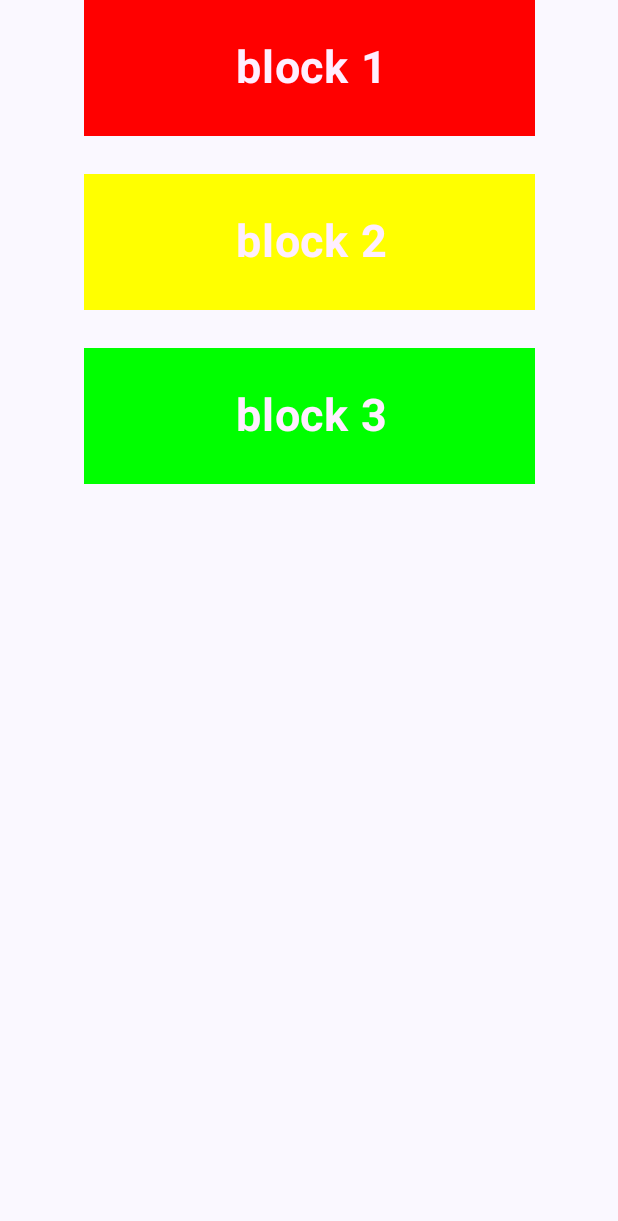
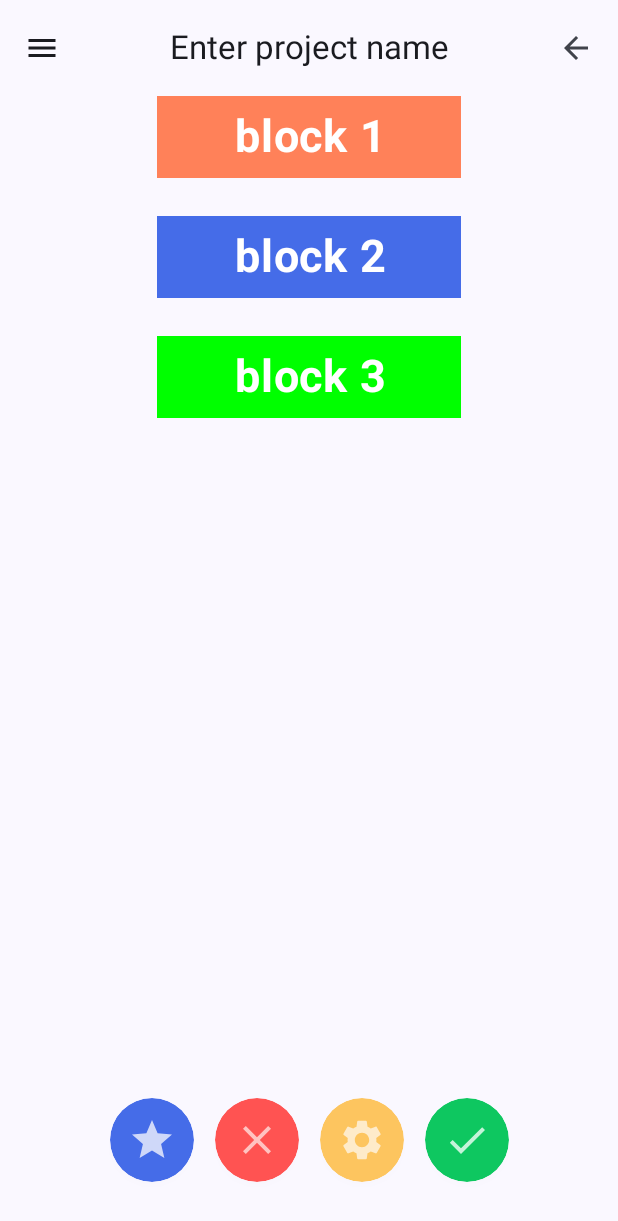
Before and after one commit to Maksimcode/Android-7-Module-HITs, an Android app built with Jetpack Compose: the MainActivity screen opened directly, with no data from a screen before it, on a phone screen of 412 x 824 dp. Shown: the top 1221 px of the screen. Run offline under Robolectric (Android 15) with nearby library versions, the phone set to English and light mode, and no system bars.

Commit message:
UI features in MainActivity screen + add colors

```diff
--- a/app/src/main/java/com/example/android_7_module_hits/LibraryActivity.kt
+++ b/app/src/main/java/com/example/android_7_module_hits/LibraryActivity.kt
@@ -50,6 +50,7 @@ class LibraryActivity : ComponentActivity(){
         }
     }
 }
+
 
 @Composable
 fun MainContent(){
@@ -141,8 +142,8 @@ fun ProjectBlock(
     modifier: Modifier = Modifier,
     gradientBrush: Brush = Brush.linearGradient(
         colors = listOf(lightblue, deepblue),
-        start = Offset(0f, 0f),            // Начало градиента.
-        end = Offset(300f, 600f)            // Конец градиента. Подберите по размеру компонента.
+        start = Offset(0f, 0f),
+        end = Offset(300f, 600f)
     ),
     contentColor: Color = Color.White,
 //    onClick: () -> Unit = {}
--- a/app/src/main/java/com/example/android_7_module_hits/MainActivity.kt
+++ b/app/src/main/java/com/example/android_7_module_hits/MainActivity.kt
@@ -7,8 +7,6 @@ import androidx.compose.foundation.layout.fillMaxSize
 import androidx.compose.foundation.background
 import androidx.compose.foundation.gestures.detectDragGestures
 import androidx.compose.foundation.layout.*
-import androidx.compose.material3.MaterialTheme
-import androidx.compose.material3.Surface
 import androidx.compose.material3.Text
 import androidx.compose.runtime.Composable
 import androidx.compose.runtime.*
@@ -23,22 +21,83 @@ import androidx.compose.ui.unit.dp
 import androidx.compose.ui.unit.sp
 import kotlin.math.roundToInt
 import com.example.android_7_module_hits.ui.theme.Android7ModuleHITsTheme
+import com.example.android_7_module_hits.ui.theme.MathColor
+import com.example.android_7_module_hits.ui.theme.VariablesColor
+import androidx.compose.ui.draw.shadow
+import androidx.compose.foundation.clickable
+import androidx.compose.foundation.shape.RoundedCornerShape
+import androidx.compose.material3.Icon
+import androidx.compose.ui.graphics.vector.ImageVector
+import com.example.android_7_module_hits.ui.theme.FolderButtonMain
+import com.example.android_7_module_hits.ui.theme.RunButtonMain
+import com.example.android_7_module_hits.ui.theme.SettingsButtonMain
+import com.example.android_7_module_hits.ui.theme.StopButtonMain
+import androidx.compose.material.icons.Icons
+import androidx.compose.material.icons.filled.ArrowBack
+import androidx.compose.material.icons.filled.Close
+import androidx.compose.material.icons.filled.Settings
+import androidx.compose.material.icons.filled.Check
+import androidx.compose.material.icons.filled.Menu
+import androidx.compose.material.icons.filled.Star
+import androidx.compose.material3.CenterAlignedTopAppBar
+import androidx.compose.material3.ExperimentalMaterial3Api
+import androidx.compose.material3.IconButton
+import androidx.compose.material3.Scaffold
+import com.example.android_7_module_hits.ui.theme.FolderButtonSub
+import com.example.android_7_module_hits.ui.theme.RunButtonSub
+import com.example.android_7_module_hits.ui.theme.SettingsButtonSub
+import com.example.android_7_module_hits.ui.theme.StopButtonSub
 
 class MainActivity : ComponentActivity() {
     override fun onCreate(savedInstanceState: Bundle?) {
         super.onCreate(savedInstanceState)
         setContent {
-            Android7ModuleHITsTheme  {
-                Surface(
-                    modifier = Modifier.fillMaxSize(),
-                    color = MaterialTheme.colorScheme.background
-                ) {
-                    Blocks()
-                }
+            Android7ModuleHITsTheme {
+                MainScreen()
             }
         }
     }
 }
+
+
+@OptIn(ExperimentalMaterial3Api::class)
+@Composable
+fun MainScreen() {
+    Scaffold(
+        topBar = {
+            CenterAlignedTopAppBar(
+                title = { Text(text = "Enter project name") },
+                navigationIcon = {
+                    IconButton(onClick = { /* логика открытия меню */ }) {
+                        Icon(
+                            imageVector = Icons.Filled.Menu,
+                            contentDescription = "Меню"
+                        )
+                    }
+                },
+                actions = {
+                    IconButton(onClick = { /* логика кнопки назад */}) {
+                        Icon(
+                            imageVector = Icons.Filled.ArrowBack,
+                            contentDescription = "Назад"
+                        )
+                    }
+                }
+            )
+        },
+        content = { innerPadding ->
+            Box(
+                modifier = Modifier
+                    .fillMaxSize()
+                    .padding(innerPadding)
+            ) {
+                Blocks()
+            }
+        },
+        bottomBar = { BottomCircleButtons() }
+    )
+}
+
 
 @Composable
 fun Blocks() {
@@ -48,8 +107,8 @@ fun Blocks() {
         verticalArrangement = Arrangement.spacedBy(25.dp),
         horizontalAlignment = Alignment.CenterHorizontally
     ) {
-        DraggableBox("bloсk 1", Color.Red)
-        DraggableBox("bloсk 2", Color.Yellow)
+        DraggableBox("bloсk 1", VariablesColor)
+        DraggableBox("bloсk 2", MathColor)
         DraggableBox("bloсk 3", Color.Green)
     }
 }
@@ -76,14 +135,14 @@ fun DraggableBox(caption: String, bgColor: Color) {
                 }
             }
             .background(color = bgColor)
-            .padding(25.dp)
-            .size(250.dp, 40.dp)
+            .padding(1.dp)
+            .size(200.dp, 52.dp)
     ) {
         Text (
             modifier = Modifier.align(Alignment.Center),
             text = caption,
             fontSize = 30.sp,
-            color = Color(0xFFFFEEFF),
+            color = Color.White,
             textAlign = TextAlign.Right,
             fontWeight = FontWeight.Bold
         )
@@ -95,6 +154,72 @@ fun Greeting(name: String) {
     Text(text = "Hello $name!")
 }
 
+@Composable
+fun BottomCircleButtons() {
+
+    val buttonColors = listOf(
+        FolderButtonMain,
+        StopButtonMain,
+        SettingsButtonMain,
+        RunButtonMain
+    )
+
+    val iconList: List<ImageVector> = listOf(
+        Icons.Filled.Star, // Папки почему-то не было
+        Icons.Filled.Close,
+        Icons.Filled.Settings,
+        Icons.Filled.Check
+    )
+
+    val iconTints = listOf(
+        FolderButtonSub,
+        StopButtonSub,
+        SettingsButtonSub,
+        RunButtonSub
+    )
+
+    Box(modifier = Modifier
+        .fillMaxWidth()
+    ) {
+        Row(
+            modifier = Modifier
+                .fillMaxWidth()
+                .padding(bottom = 36.dp)
+                .align(Alignment.BottomCenter),
+            horizontalArrangement = Arrangement.spacedBy(14.dp, Alignment.CenterHorizontally),
+            verticalAlignment = Alignment.Top,
+        ) {
+            buttonColors.forEachIndexed { index, color ->
+                Box(
+                    modifier = Modifier
+                        .shadow(
+                            elevation = 2.dp,
+                            spotColor = Color(0x0D101828),
+                            ambientColor = Color(0x0D101828),
+                            shape = RoundedCornerShape(32.dp)
+                        )
+                        .size(56.dp)
+                        .background(
+                            color = color,
+                            shape = RoundedCornerShape(32.dp)
+                        )
+                        .clickable {
+                            // Обработчик нажатия для кнопки с индексом
+                        },
+                    contentAlignment = Alignment.Center
+                ) {
+                    Icon(
+                        imageVector = iconList[index],
+                        contentDescription = "Иконка ${index + 1}",
+                        tint = iconTints[index],
+                        modifier = Modifier.size(32.dp)
+                    )
+                }
+            }
+        }
+    }
+}
+
 
 //@Preview(showBackground = true)
 //@Composable
--- a/app/src/main/java/com/example/android_7_module_hits/ui/theme/Color.kt
+++ b/app/src/main/java/com/example/android_7_module_hits/ui/theme/Color.kt
@@ -12,3 +12,15 @@ val deepblue = Color(0xFF0033DA)
 val Purple40 = Color(0xFF6650a4)
 val PurpleGrey40 = Color(0xFF625b71)
 val Pink40 = Color(0xFF7D5260)
+
+val VariablesColor = Color(0xFFFF8159)
+val MathColor = Color(0xFF456CE8)
+
+val FolderButtonMain = Color(0xFF456CE8)
+val FolderButtonSub = Color(0xFFCFD8F9)
+val StopButtonMain = Color(0xFFFF5352)
+val StopButtonSub = Color(0xFFFFC3C1)
+val SettingsButtonMain = Color(0xFFFDC55F)
+val SettingsButtonSub = Color(0xFFFEEBCA)
+val RunButtonMain = Color(0xFF0EC760)
+val RunButtonSub = Color(0xFFC4F3D9)
```
